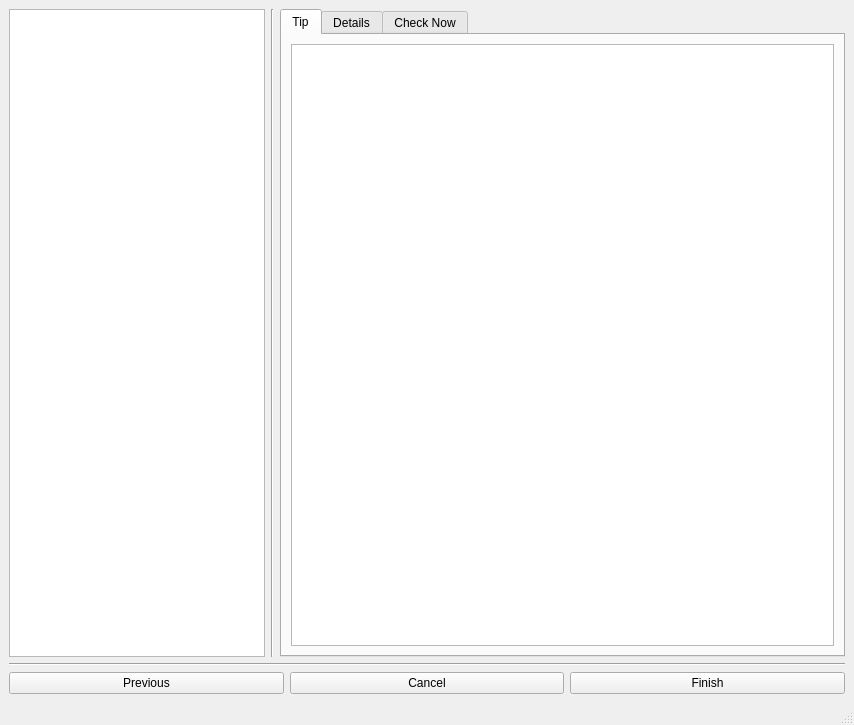
The window that maya_script/CheckTool/Qt/UI/GUIforPM/DetailsWindowForPM.ui (FengYusheng/MyUtils) describes before a commit, drawn with Qt 5.
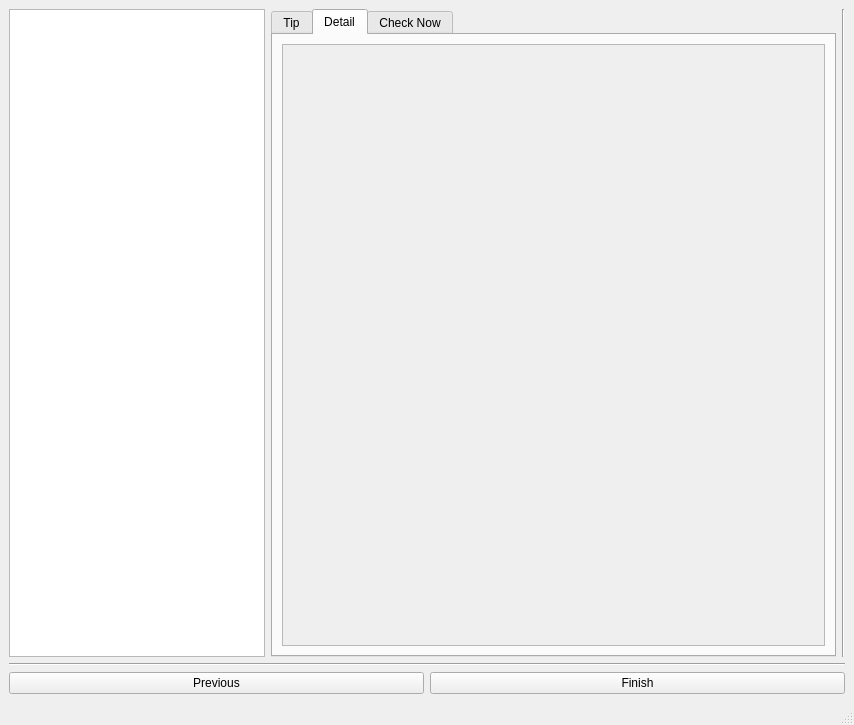
The same window after the commit. The open tabs and pages were chosen to show the change.

The edit to the form file:
```diff
--- a/maya_script/CheckTool/Qt/UI/GUIforPM/DetailsWindowForPM.ui
+++ b/maya_script/CheckTool/Qt/UI/GUIforPM/DetailsWindowForPM.ui
@@ -37,20 +37,7 @@
        </widget>
       </item>
       <item>
-       <widget class="Line" name="line">
-        <property name="sizePolicy">
-         <sizepolicy hsizetype="Fixed" vsizetype="Expanding">
-          <horstretch>0</horstretch>
-          <verstretch>0</verstretch>
-         </sizepolicy>
-        </property>
-        <property name="orientation">
-         <enum>Qt::Vertical</enum>
-        </property>
-       </widget>
-      </item>
-      <item>
-       <widget class="QTabWidget" name="DetailsTabWidget">
+       <widget class="QTabWidget" name="itemTabWidget">
         <property name="tabShape">
          <enum>QTabWidget::Rounded</enum>
         </property>
@@ -61,7 +48,7 @@
          <enum>Qt::ElideNone</enum>
         </property>
         <property name="movable">
-         <bool>true</bool>
+         <bool>false</bool>
         </property>
         <property name="tabBarAutoHide">
          <bool>true</bool>
@@ -80,17 +67,36 @@
              <string>&lt;!DOCTYPE HTML PUBLIC &quot;-//W3C//DTD HTML 4.0//EN&quot; &quot;http://www.w3.org/TR/REC-html40/strict.dtd&quot;&gt;
 &lt;html&gt;&lt;head&gt;&lt;meta name=&quot;qrichtext&quot; content=&quot;1&quot; /&gt;&lt;style type=&quot;text/css&quot;&gt;
 p, li { white-space: pre-wrap; }
-&lt;/style&gt;&lt;/head&gt;&lt;body style=&quot; font-family:'SimSun'; font-size:9pt; font-weight:400; font-style:normal;&quot;&gt;
-&lt;p style=&quot;-qt-paragraph-type:empty; margin-top:0px; margin-bottom:0px; margin-left:0px; margin-right:0px; -qt-block-indent:0; text-indent:0px; font-size:8pt;&quot;&gt;&lt;br /&gt;&lt;/p&gt;&lt;/body&gt;&lt;/html&gt;</string>
+&lt;/style&gt;&lt;/head&gt;&lt;body style=&quot; font-family:'MS Shell Dlg 2'; font-size:8.25pt; font-weight:400; font-style:normal;&quot;&gt;
+&lt;p style=&quot;-qt-paragraph-type:empty; margin-top:0px; margin-bottom:0px; margin-left:0px; margin-right:0px; -qt-block-indent:0; text-indent:0px; font-size:12pt;&quot;&gt;&lt;br /&gt;&lt;/p&gt;&lt;/body&gt;&lt;/html&gt;</string>
             </property>
            </widget>
           </item>
          </layout>
         </widget>
-        <widget class="QWidget" name="DetailsTab">
+        <widget class="QWidget" name="detailTab">
          <attribute name="title">
-          <string>Details</string>
+          <string>Detail</string>
          </attribute>
+         <layout class="QGridLayout" name="gridLayout">
+          <item row="0" column="0">
+           <widget class="QScrollArea" name="scrollAreaInDetailTab">
+            <property name="widgetResizable">
+             <bool>true</bool>
+            </property>
+            <widget class="QWidget" name="scrollAreaWidgetContents">
+             <property name="geometry">
+              <rect>
+               <x>0</x>
+               <y>0</y>
+               <width>537</width>
+               <height>578</height>
+              </rect>
+             </property>
+            </widget>
+           </widget>
+          </item>
+         </layout>
         </widget>
         <widget class="QWidget" name="checkTab">
          <attribute name="title">
@@ -99,6 +105,19 @@
         </widget>
        </widget>
       </item>
+      <item>
+       <widget class="Line" name="line">
+        <property name="sizePolicy">
+         <sizepolicy hsizetype="Fixed" vsizetype="Expanding">
+          <horstretch>0</horstretch>
+          <verstretch>0</verstretch>
+         </sizepolicy>
+        </property>
+        <property name="orientation">
+         <enum>Qt::Vertical</enum>
+        </property>
+       </widget>
+      </item>
      </layout>
     </item>
     <item>
@@ -117,13 +136,6 @@
         </property>
        </widget>
       </item>
-      <item>
-       <widget class="QPushButton" name="cancelButton">
-        <property name="text">
-         <string>Cancel</string>
-        </property>
-       </widget>
-      </item>
       <item>
        <widget class="QPushButton" name="finishButton">
         <property name="text">
```
Left out of the diff: 21 changed lines with no effect on the pictures.
